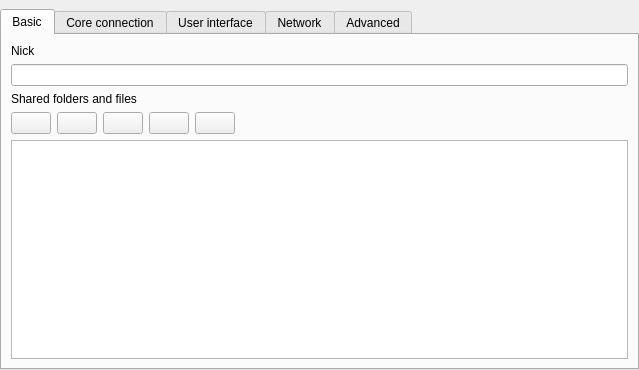
The window that application/GUI/Settings/SettingsWidget.ui (Ummon/D-LAN) describes before a commit, drawn with Qt 5.
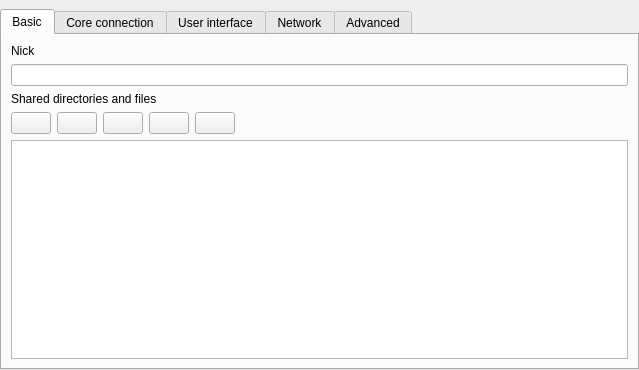
The same window after the commit. The open tabs and pages were chosen to show the change. Icons and pictures are not drawn.

Commit message: replace the term "folder" by "directory"

Patch:
```diff
--- a/application/GUI/Settings/SettingsWidget.ui
+++ b/application/GUI/Settings/SettingsWidget.ui
@@ -57,7 +57,7 @@
        <item>
         <widget class="QLabel" name="lblShared">
          <property name="text">
-          <string>Shared folders and files</string>
+          <string>Shared directories and files</string>
          </property>
         </widget>
        </item>
```
The commit also changes 15 other files.
